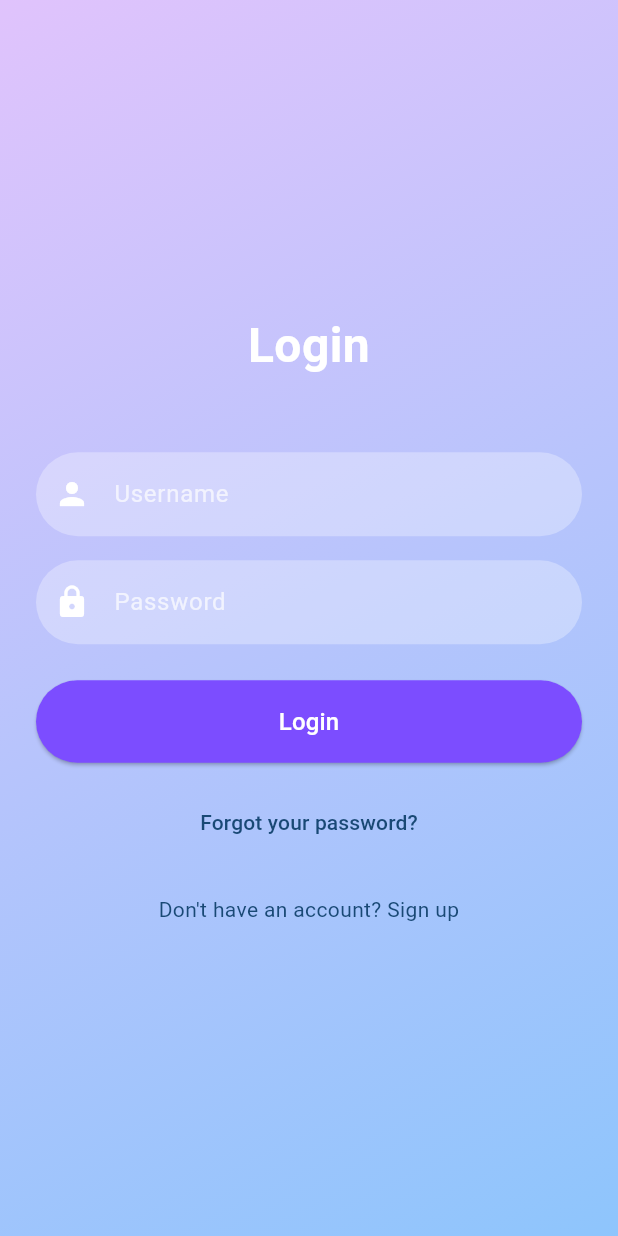
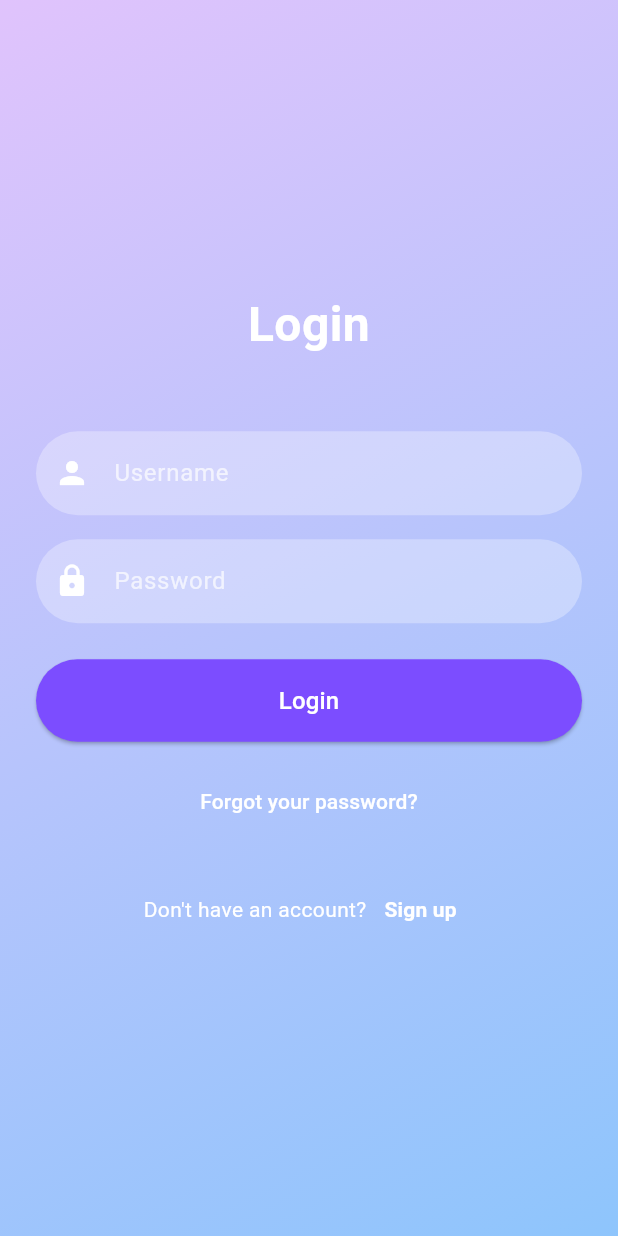
Before and after one commit to Eizen94/uts_2023130033, a Flutter app: the screen it shows after launch, on a phone screen of 412 x 824 dp. Run offline on Flutter 3.47's test engine with Material 3 defaults, Android fonts, the phone set to English and light mode, and no system bars.

Commit message:
Project untuk UTS PPB - Nikolaus Franz - 2023130033

```diff
--- a/lib/login_screen.dart
+++ b/lib/login_screen.dart
@@ -100,21 +100,34 @@ class _LoginScreenState extends State<LoginScreen> {
                 const SizedBox(height: 16.0),
                 TextButton(
                   onPressed: () {
-                    // Implement forgot password functionality
+                    // Mengimplementasi fungsionalitas lupa password
                   },
-                  child: Text(
+                  child: const Text(
                     'Forgot your password?',
-                    style: TextStyle(
-                        color:
-                            Theme.of(context).colorScheme.onPrimaryContainer),
+                    style: TextStyle(color: Colors.white),
                   ),
                 ),
                 const SizedBox(height: 24.0),
-                Text(
-                  'Don\'t have an account? Sign up',
-                  style: TextStyle(
-                      color: Theme.of(context).colorScheme.onPrimaryContainer),
-                  textAlign: TextAlign.center,
+                Row(
+                  mainAxisAlignment: MainAxisAlignment.center,
+                  children: [
+                    const Text(
+                      'Don\'t have an account?',
+                      style: TextStyle(color: Colors.white),
+                    ),
+                    TextButton(
+                      onPressed: () {
+                        // Mengimplementasikan fungsionallitas Sign Up
+                      },
+                      child: const Text(
+                        'Sign up',
+                        style: TextStyle(
+                          color: Colors.white,
+                          fontWeight: FontWeight.bold,
+                        ),
+                      ),
+                    ),
+                  ],
                 ),
               ],
             ),
```
